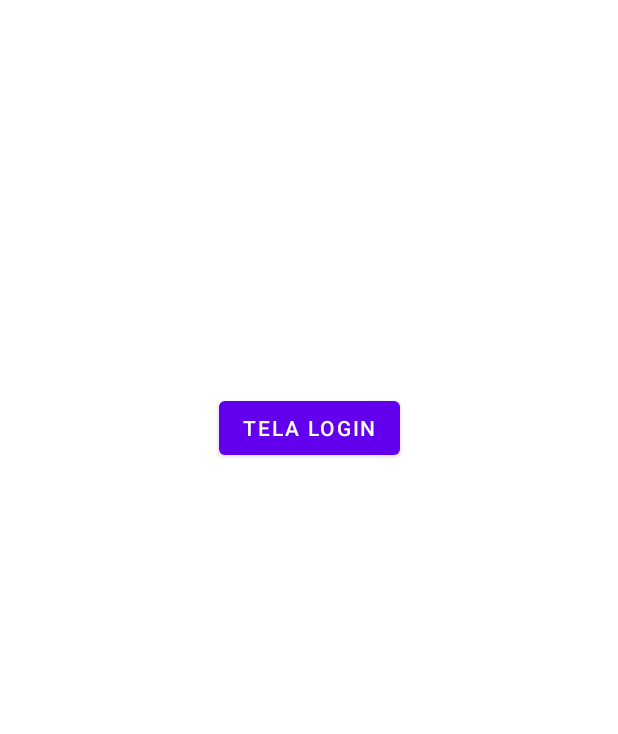
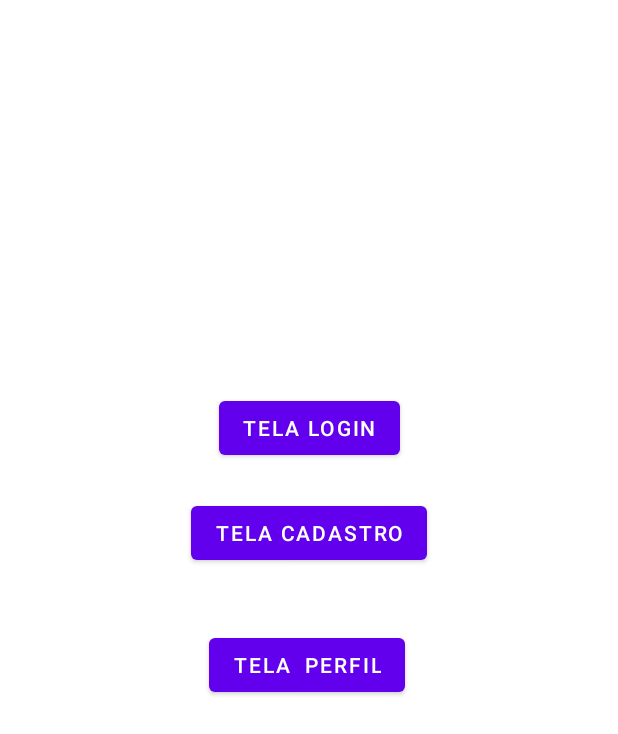
Before and after one commit to VitorAmorimPinto/Projeto-app-confeitaria, an Android app: the screen it shows after launch (MainActivity), on a phone screen of 412 x 824 dp. Shown: the top 734 px of the screen. Run offline under Robolectric (Android 15) with nearby library versions, the phone set to English and light mode, and no system bars.

Commit message:
branch dev - implementando telas

```diff
--- a/app/src/main/AndroidManifest.xml
+++ b/app/src/main/AndroidManifest.xml
@@ -9,7 +9,9 @@
         android:roundIcon="@mipmap/ic_launcher_round"
         android:supportsRtl="true"
         android:theme="@style/Theme.AplicativoConfeitaria">
-        <activity android:name=".activity_login"></activity>
+        <activity android:name=".activity_perfil"></activity>
+        <activity android:name=".activity_cadastro" />
+        <activity android:name=".activity_login" />
         <activity
             android:name=".MainActivity"
             android:label="@string/app_name"
--- a/app/src/main/res/layout/activity_main.xml
+++ b/app/src/main/res/layout/activity_main.xml
@@ -17,4 +17,27 @@
         app:layout_constraintEnd_toEndOf="parent"
         app:layout_constraintStart_toStartOf="parent"
         app:layout_constraintTop_toTopOf="parent" />
+
+    <Button
+        android:id="@+id/button4"
+        android:layout_width="wrap_content"
+        android:layout_height="wrap_content"
+        android:layout_marginTop="22dp"
+        android:onClick="goToCadastro"
+        android:text="Tela Cadastro"
+        app:layout_constraintEnd_toEndOf="parent"
+        app:layout_constraintStart_toStartOf="parent"
+        app:layout_constraintTop_toBottomOf="@+id/button3" />
+
+    <Button
+        android:id="@+id/button5"
+        android:layout_width="wrap_content"
+        android:layout_height="wrap_content"
+        android:layout_marginStart="12dp"
+        android:layout_marginLeft="12dp"
+        android:layout_marginTop="40dp"
+        android:onClick="goToPerfil"
+        android:text="Tela  Perfil"
+        app:layout_constraintStart_toStartOf="@+id/button4"
+        app:layout_constraintTop_toBottomOf="@+id/button4" />
 </androidx.constraintlayout.widget.ConstraintLayout>
```
Also changed, not shown: app/src/main/java/com/example/aplicativoconfeitaria/MainActivity.java (+10 -4 lines), app/src/main/java/com/example/aplicativoconfeitaria/activity_cadastro.java (added, +14 -0 lines), app/src/main/java/com/example/aplicativoconfeitaria/activity_perfil.java (added, +14 -0 lines), app/src/main/res/layout/activity_perfil.xml (+48 -14 lines), app/src/main/res/drawable/perfil.png (added), app/src/main/res/values/strings.xml (indentation only).
